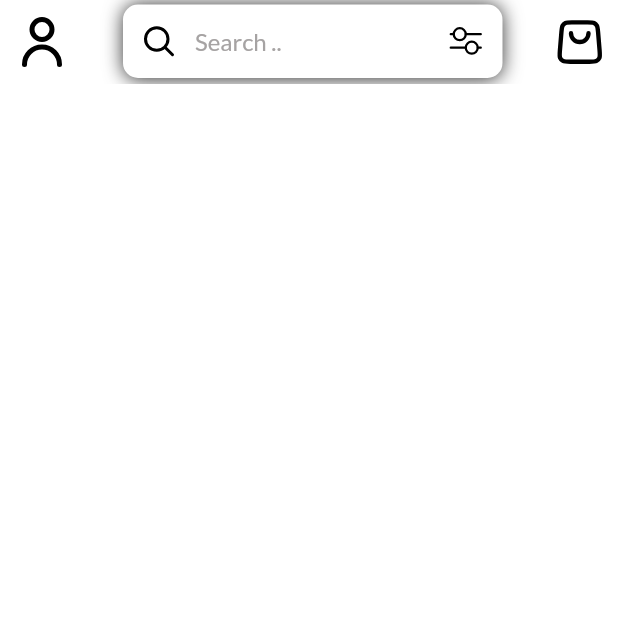
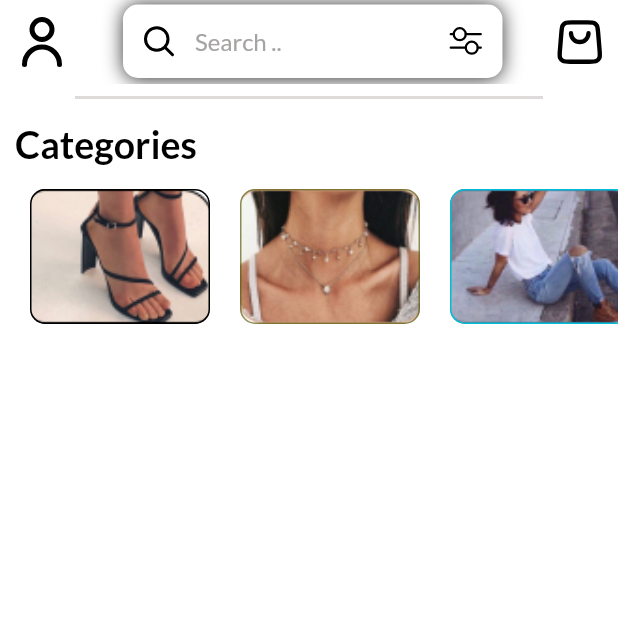
Before and after one commit to ahmedakta/E-Commerce-Mobile-App, a Flutter app: the screen it shows after launch, on a phone screen of 412 x 824 dp, the top half of it. Run offline on Flutter 3.47's test engine with Material 2 defaults, Android fonts, the phone set to English and light mode, and no system bars; our stand-ins replace flutter_svg; missing offline and left inert: dart:ffi.

Commit message:
Added Categories section

```diff
--- a/lib/pages/home.dart
+++ b/lib/pages/home.dart
@@ -1,14 +1,98 @@
 import 'package:flutter/material.dart';
 import 'package:flutter_svg/flutter_svg.dart';
+import 'package:jiki/models/CategoryModel.dart';
+import 'package:jiki/models/ClothesModel.dart';
 
 class HomePage extends StatelessWidget {
-  const HomePage({super.key});
+  HomePage({super.key});
+
+  List<CategoryModel> categories = [];
+  List<ClothesModel> clothes = [];
+
+  void _getInitialInfo() {
+    categories = CategoryModel.getCategories();
+    clothes = ClothesModel.getClothes();
+  }
 
   @override
   Widget build(BuildContext context) {
+    _getInitialInfo();
     return Scaffold(
       backgroundColor: Colors.white,
       appBar: appBar(),
+      body: Column(
+        crossAxisAlignment: CrossAxisAlignment.start,
+        children: [
+          _grayLine(),
+          SizedBox(
+            height: 15,
+          ),
+          Column(
+            crossAxisAlignment: CrossAxisAlignment.start,
+            children: [
+              Padding(
+                padding: const EdgeInsets.only(left: 10),
+                child: Text(
+                  "Categories",
+                  style: TextStyle(
+                    color: Colors.black,
+                    fontFamily: "Lato",
+                    fontSize: 25,
+                    fontWeight: FontWeight.bold,
+                  ),
+                ),
+              ),
+              SizedBox(
+                height: 15,
+              ),
+              Container(
+                height: 90,
+                child: ListView.separated(
+                    scrollDirection: Axis.horizontal,
+                    padding: EdgeInsets.only(left: 20, right: 20),
+                    itemCount: categories.length,
+                    separatorBuilder: (context, index) => SizedBox(
+                          width: 20,
+                        ),
+                    itemBuilder: (context, index) {
+                      return Container(
+                        height: 50,
+                        width: 120,
+                        decoration: BoxDecoration(
+                            border: Border.all(
+                              color: categories[index].borderColor,
+                              width: 1.0,
+                            ),
+                            image: DecorationImage(
+                              image: AssetImage(categories[index]
+                                  .photo), // Replace with your image asset
+                              fit: BoxFit.cover, // Adjust the BoxFit as needed
+                            ),
+                            borderRadius: BorderRadius.circular(10)),
+                      );
+                    }),
+              )
+            ],
+          ),
+        ],
+      ),
+    );
+  }
+
+  Container _grayLine() {
+    return Container(
+      height: 10,
+      margin:
+          EdgeInsets.only(left: 50, right: 50), // Adjust the padding as needed
+      decoration: BoxDecoration(
+        border: Border(
+          bottom: BorderSide(
+            color: Color(0xfffDDDADA), // You can change the color of the border
+            width: 2.0,
+            // You can adjust the width of the border
+          ),
+        ),
+      ),
     );
   }
 
```
